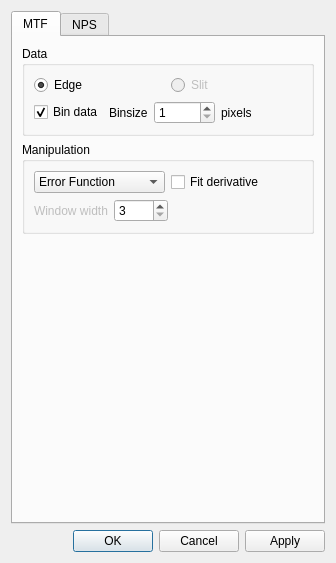
navrit/dexter, file SpidrMpx3Eq/optionsdialog.ui: the form before one commit.
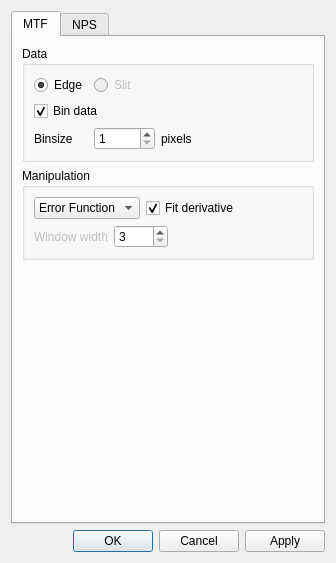
The form after the commit. The open tabs and pages were chosen to show the change.

Commit message: dqe ui setup and cleanup

The edit to the form file:
```diff
--- a/SpidrMpx3Eq/optionsdialog.ui
+++ b/SpidrMpx3Eq/optionsdialog.ui
@@ -55,8 +55,8 @@
          </property>
          <layout class="QVBoxLayout" name="verticalLayout_3">
           <item>
-           <layout class="QHBoxLayout" name="horizontalLayout_4">
-            <item>
+           <layout class="QGridLayout" name="gridLayout_4">
+            <item row="0" column="0">
              <widget class="QRadioButton" name="edgeRadioButton">
               <property name="text">
                <string>Edge</string>
@@ -66,7 +66,14 @@
               </property>
              </widget>
             </item>
-            <item>
+            <item row="2" column="0">
+             <widget class="QLabel" name="label_4">
+              <property name="text">
+               <string>Binsize</string>
+              </property>
+             </widget>
+            </item>
+            <item row="0" column="1" colspan="2">
              <widget class="QRadioButton" name="slitRadioButton">
               <property name="enabled">
                <bool>false</bool>
@@ -76,11 +83,7 @@
               </property>
              </widget>
             </item>
-           </layout>
-          </item>
-          <item>
-           <layout class="QHBoxLayout" name="horizontalLayout_5">
-            <item>
+            <item row="1" column="0" colspan="2">
              <widget class="QCheckBox" name="binDataCheckBox">
               <property name="text">
                <string>Bin data</string>
@@ -90,14 +93,14 @@
               </property>
              </widget>
             </item>
-            <item>
-             <widget class="QLabel" name="label_4">
+            <item row="2" column="2">
+             <widget class="QLabel" name="label_6">
               <property name="text">
-               <string>Binsize</string>
+               <string>pixels</string>
               </property>
              </widget>
             </item>
-            <item>
+            <item row="2" column="1">
              <widget class="QSpinBox" name="binSizeSpinBox">
               <property name="minimum">
                <number>1</number>
@@ -107,14 +110,7 @@
               </property>
              </widget>
             </item>
-            <item>
-             <widget class="QLabel" name="label_6">
-              <property name="text">
-               <string>pixels</string>
-              </property>
-             </widget>
-            </item>
-            <item>
+            <item row="2" column="3">
              <spacer name="horizontalSpacer">
               <property name="orientation">
                <enum>Qt::Horizontal</enum>
@@ -139,8 +135,8 @@
          </property>
          <layout class="QVBoxLayout" name="verticalLayout_6">
           <item>
-           <layout class="QHBoxLayout" name="horizontalLayout_7">
-            <item>
+           <layout class="QGridLayout" name="gridLayout_5">
+            <item row="0" column="0" colspan="2">
              <widget class="QComboBox" name="fitComboBox">
               <item>
                <property name="text">
@@ -154,18 +150,17 @@
               </item>
              </widget>
             </item>
-            <item>
+            <item row="0" column="2" colspan="2">
              <widget class="QCheckBox" name="fitDerCheckBox">
               <property name="text">
                <string>Fit derivative</string>
               </property>
+              <property name="checked">
+               <bool>true</bool>
+              </property>
              </widget>
             </item>
-           </layout>
-          </item>
-          <item>
-           <layout class="QHBoxLayout" name="horizontalLayout_6">
-            <item>
+            <item row="1" column="0">
              <widget class="QLabel" name="windowLabel">
               <property name="enabled">
                <bool>false</bool>
@@ -175,7 +170,7 @@
               </property>
              </widget>
             </item>
-            <item>
+            <item row="1" column="1" colspan="2">
              <widget class="QSpinBox" name="windowSpinBox">
               <property name="minimum">
                <number>3</number>
@@ -185,7 +180,7 @@
               </property>
              </widget>
             </item>
-            <item>
+            <item row="1" column="3">
              <spacer name="horizontalSpacer_2">
               <property name="orientation">
                <enum>Qt::Horizontal</enum>
```
Left out of the diff: 2 changed lines with no effect on the pictures. The commit also changes 4 other files.
